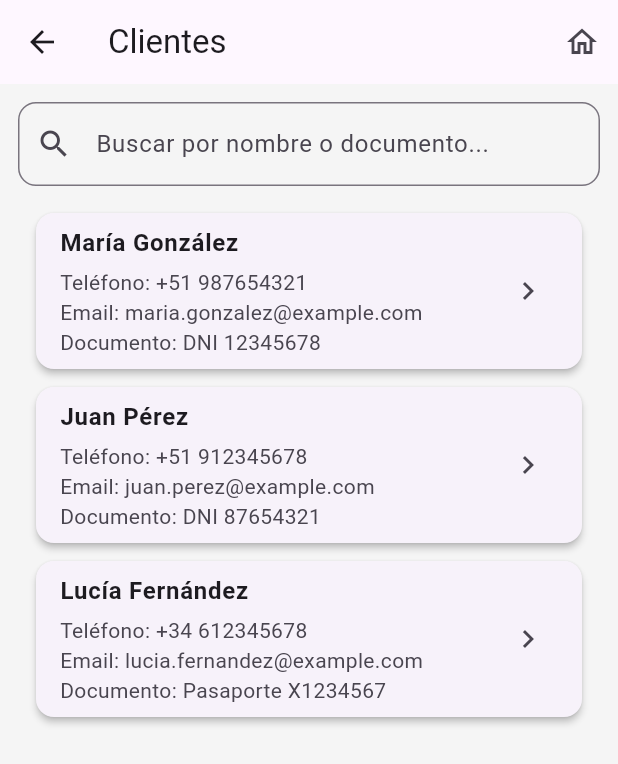
After one commit to Andrescvt122/kajamart_movile, a Flutter app: the CustomersListPage screen opened by its route, on a phone screen of 412 x 824 dp. The commit adds this screen. Shown: the top 764 px of the screen. Run offline on Flutter 3.47's test engine with Material 3 defaults, Android fonts, the phone set to English and light mode, and no system bars; network calls fail; key blocks and very long unbroken strings in the code were emptied for the run.

Commit message:
Add read-only customers module with Provider

```diff
--- /dev/null
+++ b/lib/client/customers/data/datasources/customers_remote_data_source.dart
@@ -0,0 +1,73 @@
+import 'dart:convert';
+
+import 'package:http/http.dart' as http;
+
+import '../models/customer_model.dart';
+
+class CustomersRemoteDataSource {
+  /// URL base del backend, por ejemplo: `https://api.tu-dominio.com`.
+  final String baseUrl;
+
+  /// Endpoint específico para la lista de clientes. Por defecto: `/clientes`.
+  final String customersEndpoint;
+
+  /// Cliente HTTP inyectable para facilitar pruebas o mocking.
+  final http.Client httpClient;
+
+  const CustomersRemoteDataSource({
+    required this.baseUrl,
+    this.customersEndpoint = '/clientes',
+    http.Client? httpClient,
+  }) : httpClient = httpClient ?? http.Client();
+
+  /// Si [useMockData] es verdadero o [baseUrl] está vacío, retorna datos de prueba.
+  /// De lo contrario, realiza la llamada HTTP real.
+  Future<List<CustomerModel>> fetchCustomers({bool useMockData = true}) async {
+    if (useMockData || baseUrl.isEmpty) {
+      await Future.delayed(const Duration(milliseconds: 800));
+      return _mockCustomers;
+    }
+
+    final uri = Uri.parse('$baseUrl$customersEndpoint');
+    final response = await httpClient.get(uri);
+
+    if (response.statusCode == 200) {
+      final List<dynamic> data = json.decode(response.body) as List<dynamic>;
+      return data
+          .map((item) => CustomerModel.fromJson(item as Map<String, dynamic>))
+          .toList();
+    }
+
+    throw Exception(
+      'Error al obtener clientes: código ${response.statusCode}',
+    );
+  }
+}
+
+/// Datos de ejemplo para usar mientras conectas tu API real.
+const List<CustomerModel> _mockCustomers = [
+  CustomerModel(
+    id: '1',
+    nombre: 'María González',
+    tipoDocumento: 'DNI',
+    numeroDocumento: '12345678',
+    email: 'maria.gonzalez@example.com',
+    telefono: '+51 987654321',
+  ),
+  CustomerModel(
+    id: '2',
+    nombre: 'Juan Pérez',
+    tipoDocumento: 'DNI',
+    numeroDocumento: '87654321',
+    email: 'juan.perez@example.com',
+    telefono: '+51 912345678',
+  ),
+  CustomerModel(
+    id: '3',
+    nombre: 'Lucía Fernández',
+    tipoDocumento: 'Pasaporte',
+    numeroDocumento: 'X1234567',
+    email: 'lucia.fernandez@example.com',
+    telefono: '+34 612345678',
+  ),
+];
--- /dev/null
+++ b/lib/client/customers/data/models/customer_model.dart
@@ -0,0 +1,34 @@
+import '../../domain/entities/customer.dart';
+
+class CustomerModel extends Customer {
+  const CustomerModel({
+    required super.id,
+    required super.nombre,
+    required super.tipoDocumento,
+    required super.numeroDocumento,
+    required super.email,
+    required super.telefono,
+  });
+
+  factory CustomerModel.fromJson(Map<String, dynamic> json) {
+    return CustomerModel(
+      id: json['id'].toString(),
+      nombre: json['nombre'] ?? '',
+      tipoDocumento: json['tipoDocumento'] ?? '',
+      numeroDocumento: json['numeroDocumento'] ?? '',
+      email: json['email'] ?? '',
+      telefono: json['telefono'] ?? '',
+    );
+  }
+
+  Map<String, dynamic> toJson() {
+    return {
+      'id': id,
+      'nombre': nombre,
+      'tipoDocumento': tipoDocumento,
+      'numeroDocumento': numeroDocumento,
+      'email': email,
+      'telefono': telefono,
+    };
+  }
+}
--- /dev/null
+++ b/lib/client/customers/data/repositories/customers_repository_impl.dart
@@ -0,0 +1,18 @@
+import '../../domain/entities/customer.dart';
+import '../../domain/repositories/customers_repository.dart';
+import '../datasources/customers_remote_data_source.dart';
+
+class CustomersRepositoryImpl implements CustomersRepository {
+  final CustomersRemoteDataSource remoteDataSource;
+  final bool useMockData;
+
+  const CustomersRepositoryImpl({
+    required this.remoteDataSource,
+    this.useMockData = true,
+  });
+
+  @override
+  Future<List<Customer>> getCustomers() {
+    return remoteDataSource.fetchCustomers(useMockData: useMockData);
+  }
+}
--- /dev/null
+++ b/lib/client/customers/domain/entities/customer.dart
@@ -0,0 +1,17 @@
+class Customer {
+  final String id;
+  final String nombre;
+  final String tipoDocumento;
+  final String numeroDocumento;
+  final String email;
+  final String telefono;
+
+  const Customer({
+    required this.id,
+    required this.nombre,
+    required this.tipoDocumento,
+    required this.numeroDocumento,
+    required this.email,
+    required this.telefono,
+  });
+}
--- /dev/null
+++ b/lib/client/customers/domain/repositories/customers_repository.dart
@@ -0,0 +1,5 @@
+import '../entities/customer.dart';
+
+abstract class CustomersRepository {
+  Future<List<Customer>> getCustomers();
+}
--- /dev/null
+++ b/lib/client/customers/presentation/pages/customers_list_page.dart
@@ -0,0 +1,138 @@
+import 'package:flutter/material.dart';
+import 'package:provider/provider.dart';
+
+import '../../data/datasources/customers_remote_data_source.dart';
+import '../../data/repositories/customers_repository_impl.dart';
+import '../../domain/entities/customer.dart';
+import '../../domain/repositories/customers_repository.dart';
+import '../providers/customers_notifier.dart';
+import '../widgets/customer_card.dart';
+import 'customer_detail_page.dart';
+
+class CustomersListPage extends StatelessWidget {
+  const CustomersListPage({super.key});
+
+  CustomersRepository _buildRepository() {
+    const String baseUrl = 'https://api.tu-dominio.com';
+    return CustomersRepositoryImpl(
+      remoteDataSource: CustomersRemoteDataSource(baseUrl: baseUrl),
+      useMockData: true, // Cambia a false cuando tengas tu API lista.
+    );
+  }
+
+  @override
+  Widget build(BuildContext context) {
+    return ChangeNotifierProvider(
+      create: (_) => CustomersNotifier(repository: _buildRepository())
+        ..loadCustomers(),
+      child: const _CustomersListView(),
+    );
+  }
+}
+
+class _CustomersListView extends StatefulWidget {
+  const _CustomersListView();
+
+  @override
+  State<_CustomersListView> createState() => _CustomersListViewState();
+}
+
+class _CustomersListViewState extends State<_CustomersListView> {
+  final TextEditingController _searchController = TextEditingController();
+
+  @override
+  void dispose() {
+    _searchController.dispose();
+    super.dispose();
+  }
+
+  @override
+  Widget build(BuildContext context) {
+    return Consumer<CustomersNotifier>(
+      builder: (context, notifier, _) {
+        return Scaffold(
+          appBar: AppBar(
+            title: const Text('Clientes'),
+            actions: [
+              IconButton(
+                icon: const Icon(Icons.home_outlined),
+                onPressed: () => Navigator.pushNamed(context, '/home'),
+              ),
+            ],
+          ),
+          body: Padding(
+            padding: const EdgeInsets.all(12),
+            child: Column(
+              children: [
+                TextField(
+                  controller: _searchController,
+                  decoration: InputDecoration(
+                    hintText: 'Buscar por nombre o documento...',
+                    prefixIcon: const Icon(Icons.search),
+                    border: OutlineInputBorder(
+                      borderRadius: BorderRadius.circular(12),
+                    ),
+                  ),
+                  onChanged: notifier.filterByQuery,
+                ),
+                const SizedBox(height: 12),
+                Expanded(child: _buildContent(notifier)),
+              ],
+            ),
+          ),
+        );
+      },
+    );
+  }
+
+  Widget _buildContent(CustomersNotifier notifier) {
+    switch (notifier.status) {
+      case CustomersStatus.loading:
+        return const Center(child: CircularProgressIndicator());
+      case CustomersStatus.error:
+        return Center(
+          child: Column(
+            mainAxisSize: MainAxisSize.min,
+            children: [
+              Text(
+                notifier.errorMessage,
+                textAlign: TextAlign.center,
+                style: const TextStyle(color: Colors.red),
+              ),
+              const SizedBox(height: 12),
+              ElevatedButton(
+                onPressed: notifier.loadCustomers,
+                child: const Text('Reintentar'),
+              ),
+            ],
+          ),
+        );
+      case CustomersStatus.loaded:
+        if (notifier.filteredCustomers.isEmpty) {
+          return const Center(child: Text('No se encontraron clientes.'));
+        }
+        return ListView.builder(
+          itemCount: notifier.filteredCustomers.length,
+          itemBuilder: (context, index) {
+            final customer = notifier.filteredCustomers[index];
+            return CustomerCard(
+              customer: customer,
+              onTap: () => _goToDetail(context, customer),
+            );
+          },
+        );
+      case CustomersStatus.initial:
+      default:
+        return const SizedBox.shrink();
+    }
+  }
+
+  void _goToDetail(BuildContext context, Customer customer) {
+    Navigator.push(
+      context,
+      MaterialPageRoute(
+        builder: (_) => CustomerDetailPage(customer: customer),
+      ),
+    );
+  }
+}
--- /dev/null
+++ b/lib/client/customers/presentation/providers/customers_notifier.dart
@@ -0,0 +1,49 @@
+import 'package:flutter/material.dart';
+
+import '../../domain/entities/customer.dart';
+import '../../domain/repositories/customers_repository.dart';
+
+enum CustomersStatus { initial, loading, loaded, error }
+
+class CustomersNotifier extends ChangeNotifier {
+  CustomersNotifier({required this.repository});
+
+  final CustomersRepository repository;
+  CustomersStatus status = CustomersStatus.initial;
+  List<Customer> customers = [];
+  List<Customer> filteredCustomers = [];
+  String errorMessage = '';
+
+  Future<void> loadCustomers() async {
+    status = CustomersStatus.loading;
+    notifyListeners();
+
+    try {
+      customers = await repository.getCustomers();
+      filteredCustomers = customers;
+      status = CustomersStatus.loaded;
+    } catch (e) {
+      status = CustomersStatus.error;
+      errorMessage = 'No se pudieron cargar los clientes. ${e.toString()}';
+    }
+
+    notifyListeners();
+  }
+
+  void filterByQuery(String query) {
+    final normalizedQuery = query.trim().toLowerCase();
+
+    if (normalizedQuery.isEmpty) {
+      filteredCustomers = customers;
+    } else {
+      filteredCustomers = customers.where((customer) {
+        final nombre = customer.nombre.toLowerCase();
+        final documento = customer.numeroDocumento.toLowerCase();
+        return nombre.contains(normalizedQuery) ||
+            documento.contains(normalizedQuery);
+      }).toList();
+    }
+
+    notifyListeners();
+  }
+}
--- /dev/null
+++ b/lib/client/customers/presentation/widgets/customer_card.dart
@@ -0,0 +1,40 @@
+import 'package:flutter/material.dart';
+
+import '../../domain/entities/customer.dart';
+
+class CustomerCard extends StatelessWidget {
+  const CustomerCard({
+    super.key,
+    required this.customer,
+    required this.onTap,
+  });
+
+  final Customer customer;
+  final VoidCallback onTap;
+
+  @override
+  Widget build(BuildContext context) {
+    return Card(
+      margin: const EdgeInsets.symmetric(horizontal: 12, vertical: 6),
+      shape: RoundedRectangleBorder(borderRadius: BorderRadius.circular(12)),
+      elevation: 2,
+      child: ListTile(
+        onTap: onTap,
+        title: Text(
+          customer.nombre,
+          style: const TextStyle(fontWeight: FontWeight.bold, fontSize: 16),
+        ),
+        subtitle: Column(
+          crossAxisAlignment: CrossAxisAlignment.start,
+          children: [
+            const SizedBox(height: 4),
+            Text('Teléfono: ${customer.telefono}'),
+            Text('Email: ${customer.email}'),
+            Text('Documento: ${customer.tipoDocumento} ${customer.numeroDocumento}'),
+          ],
+        ),
+        trailing: const Icon(Icons.chevron_right),
+      ),
+    );
+  }
+}
--- a/lib/main.dart
+++ b/lib/main.dart
@@ -8,6 +8,7 @@ import 'admin/screens/provider_detail.dart';
 import 'admin/screens/product_batches.dart';
 import 'admin/models/provider.dart';
 import 'admin/models/product.dart';
+import 'client/customers/presentation/pages/customers_list_page.dart';
 
 void main() {
   runApp(const KajamartApp());
@@ -35,6 +36,7 @@ class KajamartApp extends StatelessWidget {
         '/check-email': (context) => const CheckEmailPage(),
         '/home': (context) => const HomeScreen(),
         '/admin-home': (context) => const AdminHomeScreen(),
+        '/clientes': (context) => const CustomersListPage(),
         '/provider-detail': (context) {
           final args = ModalRoute.of(context)!.settings.arguments;
           if (args != null && args is Provider) {
```
Also changed, not shown: lib/client/customers/presentation/pages/customer_detail_page.dart (added, +59 -0 lines).
